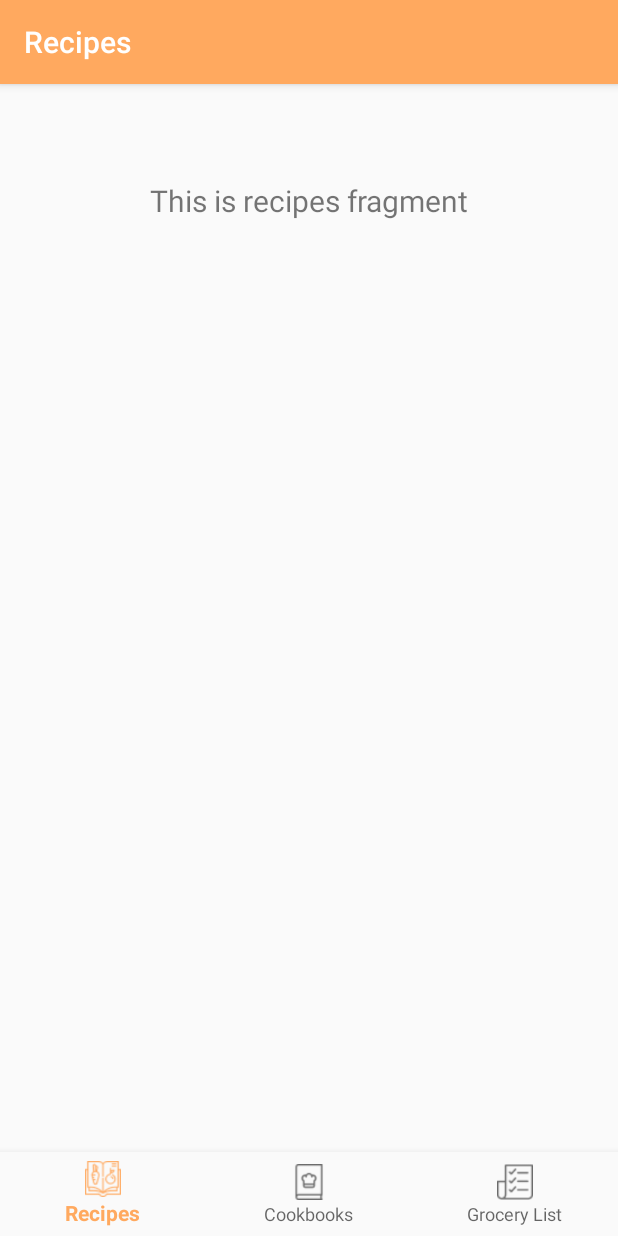
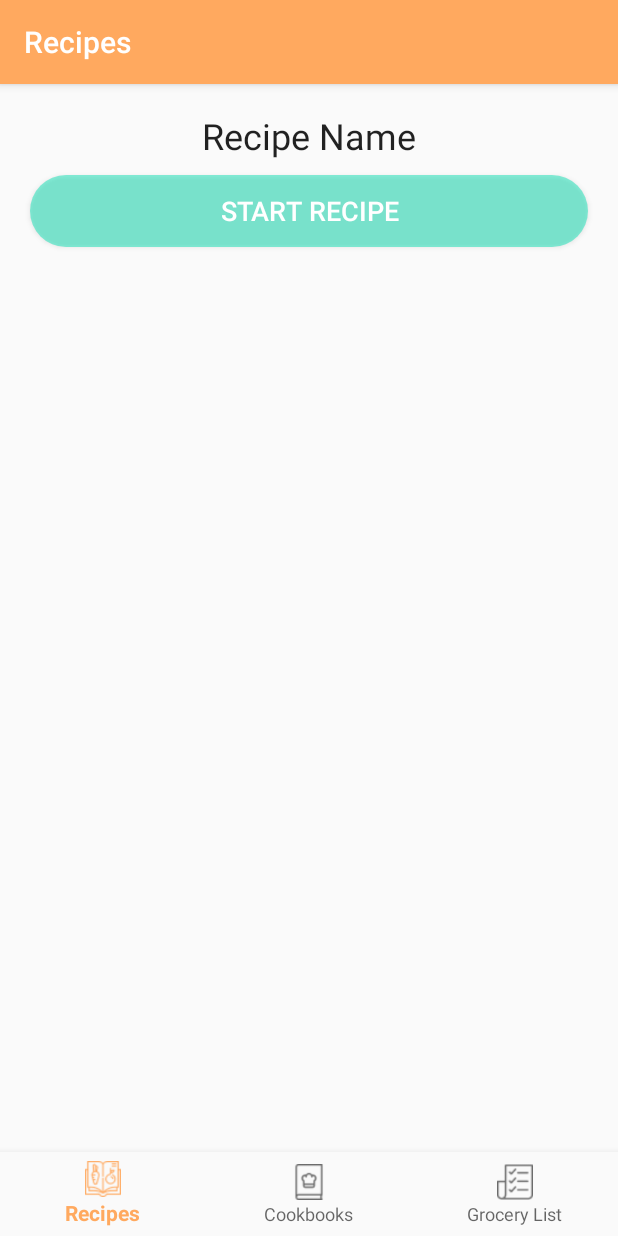
Before and after one commit to hbrender/RecipePal, an Android app: the screen it shows after launch (MainActivity), on a phone screen of 412 x 824 dp. Run offline under Robolectric (Android 15) with nearby library versions, the phone set to English and light mode, and no system bars; our stand-ins replace navigation-ui.

Commit message:
started recipe layout

```diff
--- a/app/src/main/java/com/example/recipepal/ui/recipe/RecipeFragment.java
+++ b/app/src/main/java/com/example/recipepal/ui/recipe/RecipeFragment.java
@@ -1,10 +1,13 @@
 package com.example.recipepal.ui.recipe;
 
 import android.os.Bundle;
+import android.util.Log;
 import android.view.LayoutInflater;
 import android.view.View;
 import android.view.ViewGroup;
+import android.widget.Button;
 import android.widget.TextView;
+import android.widget.Toast;
 
 import androidx.annotation.Nullable;
 import androidx.annotation.NonNull;
@@ -15,21 +18,35 @@ import androidx.lifecycle.ViewModelProviders;
 import com.example.recipepal.R;
 
 public class RecipeFragment extends Fragment {
+    static final String TAG = "RecipeFragment";
 
-    private RecipeViewModel recipeViewModel;
+    //private RecipeViewModel recipeViewModel;
 
     public View onCreateView(@NonNull LayoutInflater inflater,
                              ViewGroup container, Bundle savedInstanceState) {
-        recipeViewModel =
+        //recipeViewModel =
                 ViewModelProviders.of(this).get(RecipeViewModel.class);
         View root = inflater.inflate(R.layout.fragment_recipes, container, false);
-        final TextView textView = root.findViewById(R.id.text_recipes);
-        recipeViewModel.getText().observe(this, new Observer<String>() {
+        TextView nameTextView = root.findViewById(R.id.nameTextView);
+        /*recipeViewModel.getText().observe(this, new Observer<String>() {
             @Override
             public void onChanged(@Nullable String s) {
                 textView.setText(s);
             }
+        });*/
+
+        Button startRecipeButton = root.findViewById(R.id.startRecipeButton);
+        startRecipeButton.setOnClickListener(new View.OnClickListener() {
+            @Override
+            public void onClick(View v) {
+                Toast.makeText(getActivity(), "click", Toast.LENGTH_SHORT).show();
+            }
         });
+
         return root;
     }
+
+    public void startRecipeButtonOnClick(View view) {
+
+    }
 }
--- a/app/src/main/java/com/example/recipepal/ui/recipe/RecipeViewModel.java
+++ b/app/src/main/java/com/example/recipepal/ui/recipe/RecipeViewModel.java
@@ -10,7 +10,7 @@ public class RecipeViewModel extends ViewModel {
 
     public RecipeViewModel() {
         mText = new MutableLiveData<>();
-        mText.setValue("This is recipes fragment");
+        //mText.setValue("This is recipes fragment");
     }
 
     public LiveData<String> getText() {
--- /dev/null
+++ b/app/src/main/res/drawable/ic_play_circle_filled_24dp.xml
@@ -0,0 +1,4 @@
+<vector android:height="40dp" android:viewportHeight="24.0"
+    android:viewportWidth="24.0" android:width="40dp" xmlns:android="http://schemas.android.com/apk/res/android">
+    <path android:fillColor="@color/colorAccent" android:pathData="M12,2C6.48,2 2,6.48 2,12s4.48,10 10,10 10,-4.48 10,-10S17.52,2 12,2zM10,16.5v-9l6,4.5 -6,4.5z"/>
+</vector>
--- /dev/null
+++ b/app/src/main/res/drawable/rounded_button.xml
@@ -0,0 +1,9 @@
+<?xml version="1.0" encoding="utf-8"?>
+<shape
+    xmlns:android="http://schemas.android.com/apk/res/android"
+    android:shape="rectangle">
+
+    <solid android:color="@color/colorSecondaryAccent"></solid>
+    <corners android:radius="150dp"></corners>
+
+</shape>
--- a/app/src/main/res/layout/activity_main.xml
+++ b/app/src/main/res/layout/activity_main.xml
@@ -3,8 +3,7 @@
     xmlns:app="http://schemas.android.com/apk/res-auto"
     android:id="@+id/container"
     android:layout_width="match_parent"
-    android:layout_height="match_parent"
-    android:paddingTop="?attr/actionBarSize">
+    android:layout_height="match_parent">
 
     <com.google.android.material.bottomnavigation.BottomNavigationView
         android:id="@+id/nav_view"
--- a/app/src/main/res/layout/fragment_recipes.xml
+++ b/app/src/main/res/layout/fragment_recipes.xml
@@ -1,19 +1,39 @@
 <?xml version="1.0" encoding="utf-8"?>
-<androidx.constraintlayout.widget.ConstraintLayout xmlns:android="http://schemas.android.com/apk/res/android"
+<ScrollView
+    xmlns:android="http://schemas.android.com/apk/res/android"
     xmlns:app="http://schemas.android.com/apk/res-auto"
+    xmlns:tools="http://schemas.android.com/tools"
+    tools:context=".ui.recipe.RecipeFragment"
     android:layout_width="match_parent"
     android:layout_height="match_parent">
 
+<GridLayout
+    android:layout_width="match_parent"
+    android:layout_height="match_parent"
+    android:columnCount="1"
+    android:padding="10dp">
+
     <TextView
-        android:id="@+id/text_recipes"
+        android:id="@+id/nameTextView"
         android:layout_width="match_parent"
         android:layout_height="wrap_content"
         android:layout_marginStart="8dp"
         android:layout_marginTop="8dp"
         android:layout_marginEnd="8dp"
+        android:text="Recipe Name"
         android:textAlignment="center"
-        android:textSize="20sp"
-        app:layout_constraintEnd_toEndOf="parent"
-        app:layout_constraintStart_toStartOf="parent"
-        app:layout_constraintTop_toTopOf="parent" />
-</androidx.constraintlayout.widget.ConstraintLayout>
+        android:textAppearance="@style/TextAppearance.AppCompat.Body1"
+        android:textSize="24sp" />
+
+    <Button
+        android:id="@+id/startRecipeButton"
+        android:layout_width="wrap_content"
+        android:layout_height="wrap_content"
+        android:layout_gravity="fill_horizontal"
+        android:layout_margin="10dp"
+        android:background="@drawable/rounded_button"
+        android:text="Start Recipe"
+        android:textColor="@android:color/white"
+        android:textSize="18sp" />
+</GridLayout>
+</ScrollView>
--- a/app/src/main/res/values/colors.xml
+++ b/app/src/main/res/values/colors.xml
@@ -3,4 +3,5 @@
     <color name="colorPrimary">#FFA95F</color>
     <color name="colorPrimaryDark">#FF8B5A</color>
     <color name="colorAccent">#FFC269</color>
+    <color name="colorSecondaryAccent">#7700E2B2</color>
 </resources>
```
